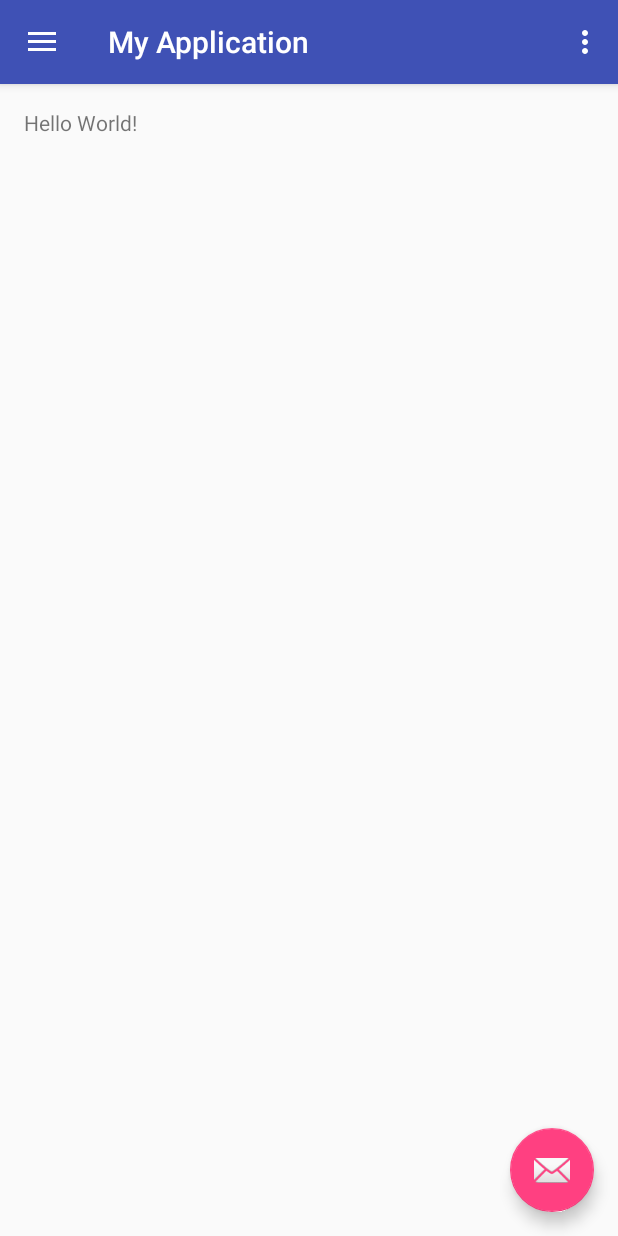
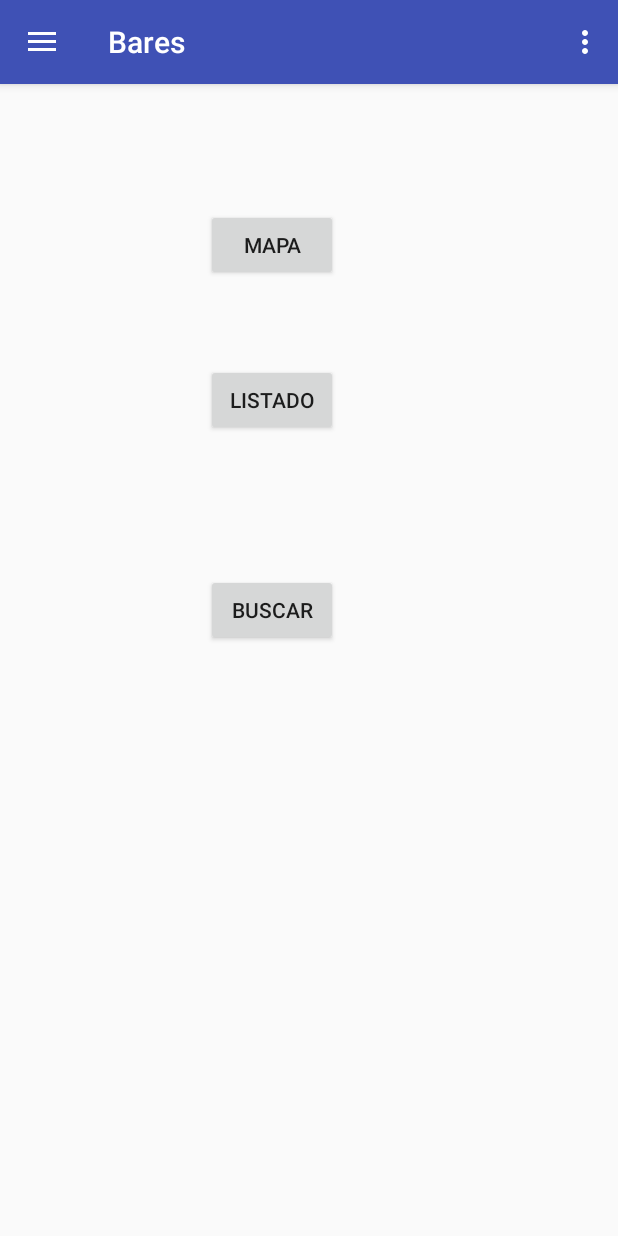
Before and after one commit to edgarguitian/Bares, an Android app: the screen it shows after launch (MainActivity), on a phone screen of 412 x 824 dp. Run offline under Robolectric (Android 15) with nearby library versions, the phone set to English and light mode, and no system bars; our stand-ins replace ButterKnife.

Commit message:
Botones en la pantalla principal

```diff
--- a/app/src/main/java/edgar/myapplication/MainActivity.java
+++ b/app/src/main/java/edgar/myapplication/MainActivity.java
@@ -1,5 +1,6 @@
 package edgar.myapplication;
 
+import android.graphics.Typeface;
 import android.os.Bundle;
 import android.support.design.widget.FloatingActionButton;
 import android.support.design.widget.Snackbar;
@@ -12,6 +13,11 @@ import android.support.v7.app.AppCompatActivity;
 import android.support.v7.widget.Toolbar;
 import android.view.Menu;
 import android.view.MenuItem;
+import android.view.ViewGroup;
+import android.widget.Button;
+import android.widget.TextView;
+
+import butterknife.ButterKnife;
 
 public class MainActivity extends AppCompatActivity
         implements NavigationView.OnNavigationItemSelectedListener {
@@ -23,24 +29,49 @@ public class MainActivity extends AppCompatActivity
         Toolbar toolbar = (Toolbar) findViewById(R.id.toolbar);
         setSupportActionBar(toolbar);
 
-        FloatingActionButton fab = (FloatingActionButton) findViewById(R.id.fab);
-        fab.setOnClickListener(new View.OnClickListener() {
-            @Override
-            public void onClick(View view) {
-                Snackbar.make(view, "Replace with your own action", Snackbar.LENGTH_LONG)
-                        .setAction("Action", null).show();
-            }
-        });
+//        FloatingActionButton fab = (FloatingActionButton) findViewById(R.id.fab);
+//        fab.setOnClickListener(new View.OnClickListener() {
+//            @Override
+//            public void onClick(View view) {
+//                Snackbar.make(view, "Replace with your own action", Snackbar.LENGTH_LONG)
+//                        .setAction("Action", null).show();
+//            }
+//        });
 
         DrawerLayout drawer = (DrawerLayout) findViewById(R.id.drawer_layout);
         ActionBarDrawerToggle toggle = new ActionBarDrawerToggle(
                 this, drawer, toolbar, R.string.navigation_drawer_open, R.string.navigation_drawer_close);
         drawer.setDrawerListener(toggle);
         toggle.syncState();
-
         NavigationView navigationView = (NavigationView) findViewById(R.id.nav_view);
         navigationView.setNavigationItemSelectedListener(this);
+        Button btn_map = (Button) findViewById(R.id.btn_map);
+        btn_map.setOnClickListener(new View.OnClickListener() {
+            @Override
+            public void onClick(View v) {
+
+            }
+        });
+
+        Button btn_list = (Button) findViewById(R.id.btn_list);
+        btn_list.setOnClickListener(new View.OnClickListener() {
+            @Override
+            public void onClick(View v) {
+
+            }
+        });
+
+        Button btn_search = (Button) findViewById(R.id.btn_search);
+        btn_search.setOnClickListener(new View.OnClickListener() {
+            @Override
+            public void onClick(View v) {
+
+            }
+        });
+
     }
+
+
 
     @Override
     public void onBackPressed() {
@@ -80,17 +111,12 @@ public class MainActivity extends AppCompatActivity
         // Handle navigation view item clicks here.
         int id = item.getItemId();
 
-        if (id == R.id.nav_camera) {
-            // Handle the camera action
-        } else if (id == R.id.nav_gallery) {
+        if (id == R.id.nav_idioma) {
 
-        } else if (id == R.id.nav_slideshow) {
 
-        } else if (id == R.id.nav_manage) {
+        } else if (id == R.id.nav_filtros) {
 
-        } else if (id == R.id.nav_share) {
-
-        } else if (id == R.id.nav_send) {
+        } else if (id == R.id.nav_usuario) {
 
         }
 
--- a/app/src/main/res/drawable/side_nav_bar.xml
+++ b/app/src/main/res/drawable/side_nav_bar.xml
@@ -2,8 +2,8 @@
     android:shape="rectangle">
     <gradient
         android:angle="135"
-        android:centerColor="#4CAF50"
-        android:endColor="#2E7D32"
+        android:centerColor="#013ADF"
+        android:endColor="#0B0B61"
         android:startColor="#81C784"
         android:type="linear" />
 </shape>
--- a/app/src/main/res/layout/app_bar_main.xml
+++ b/app/src/main/res/layout/app_bar_main.xml
@@ -23,12 +23,12 @@
 
     <include layout="@layout/content_main" />
 
-    <android.support.design.widget.FloatingActionButton
-        android:id="@+id/fab"
-        android:layout_width="wrap_content"
-        android:layout_height="wrap_content"
-        android:layout_gravity="bottom|end"
-        android:layout_margin="@dimen/fab_margin"
-        app:srcCompat="@android:drawable/ic_dialog_email" />
+    <!--<android.support.design.widget.FloatingActionButton-->
+        <!--android:id="@+id/fab"-->
+        <!--android:layout_width="wrap_content"-->
+        <!--android:layout_height="wrap_content"-->
+        <!--android:layout_gravity="bottom|end"-->
+        <!--android:layout_margin="@dimen/fab_margin"-->
+        <!--app:srcCompat="@android:drawable/ic_dialog_email" />-->
 
 </android.support.design.widget.CoordinatorLayout>
--- a/app/src/main/res/layout/content_main.xml
+++ b/app/src/main/res/layout/content_main.xml
@@ -13,8 +13,35 @@
     tools:context="edgar.myapplication.MainActivity"
     tools:showIn="@layout/app_bar_main">
 
-    <TextView
+    <Button
         android:layout_width="wrap_content"
         android:layout_height="wrap_content"
-        android:text="Hello World!" />
+        android:id="@+id/btn_map"
+        android:text="@string/mapa"
+        android:layout_alignParentTop="true"
+        android:layout_alignParentLeft="true"
+        android:layout_alignParentStart="true"
+        android:layout_marginLeft="121dp"
+        android:layout_marginStart="121dp"
+        android:layout_marginTop="67dp" />
+
+    <Button
+        android:layout_width="wrap_content"
+        android:layout_height="wrap_content"
+        android:id="@+id/btn_list"
+        android:text="@string/listado"
+        android:layout_marginTop="55dp"
+        android:layout_below="@+id/btn_map"
+        android:layout_alignLeft="@+id/btn_map"
+        android:layout_alignStart="@+id/btn_map" />
+
+    <Button
+        android:layout_width="wrap_content"
+        android:layout_height="wrap_content"
+        android:id="@+id/btn_search"
+        android:text="@string/search"
+        android:layout_below="@+id/btn_list"
+        android:layout_alignLeft="@+id/btn_list"
+        android:layout_alignStart="@+id/btn_list"
+        android:layout_marginTop="92dp" />
 </RelativeLayout>
--- a/app/src/main/res/layout/nav_header_main.xml
+++ b/app/src/main/res/layout/nav_header_main.xml
@@ -23,13 +23,7 @@
         android:layout_width="match_parent"
         android:layout_height="wrap_content"
         android:paddingTop="@dimen/nav_header_vertical_spacing"
-        android:text="Android Studio"
+        android:text="@string/textNavHeader"
         android:textAppearance="@style/TextAppearance.AppCompat.Body1" />
 
-    <TextView
-        android:id="@+id/textView"
-        android:layout_width="wrap_content"
-        android:layout_height="wrap_content"
-        android:text="android.studio@android.com" />
-
 </LinearLayout>
--- a/app/src/main/res/menu/activity_main_drawer.xml
+++ b/app/src/main/res/menu/activity_main_drawer.xml
@@ -1,36 +1,21 @@
 <?xml version="1.0" encoding="utf-8"?>
 <menu xmlns:android="http://schemas.android.com/apk/res/android">
 
-    <group android:checkableBehavior="single">
+    <group android:checkableBehavior="single"
+        >
         <item
-            android:id="@+id/nav_camera"
+            android:id="@+id/nav_idioma"
             android:icon="@drawable/ic_menu_camera"
-            android:title="Import" />
+            android:title="@string/idioma" />
         <item
-            android:id="@+id/nav_gallery"
+            android:id="@+id/nav_filtros"
             android:icon="@drawable/ic_menu_gallery"
-            android:title="Gallery" />
+            android:title="@string/filtros" />
         <item
-            android:id="@+id/nav_slideshow"
+            android:id="@+id/nav_usuario"
             android:icon="@drawable/ic_menu_slideshow"
-            android:title="Slideshow" />
-        <item
-            android:id="@+id/nav_manage"
-            android:icon="@drawable/ic_menu_manage"
-            android:title="Tools" />
+            android:title="@string/usuario" />
+
     </group>
 
-    <item android:title="Communicate">
-        <menu>
-            <item
-                android:id="@+id/nav_share"
-                android:icon="@drawable/ic_menu_share"
-                android:title="Share" />
-            <item
-                android:id="@+id/nav_send"
-                android:icon="@drawable/ic_menu_send"
-                android:title="Send" />
-        </menu>
-    </item>
-
 </menu>
--- a/app/src/main/res/values/strings.xml
+++ b/app/src/main/res/values/strings.xml
@@ -1,8 +1,16 @@
 <resources>
-    <string name="app_name">My Application</string>
+    <string name="app_name">Bares</string>
+    <string name="idioma">Idioma</string>
+    <string name="filtros">Filtros</string>
+    <string name="usuario">Usuario</string>
+    <string name="mapa">Mapa</string>
+    <string name="listado">Listado</string>
+
 
     <string name="navigation_drawer_open">Open navigation drawer</string>
     <string name="navigation_drawer_close">Close navigation drawer</string>
 
     <string name="action_settings">Settings</string>
+    <string name="textNavHeader">Aplicación Bares</string>
+    <string name="search">Buscar</string>
 </resources>
--- a/app/src/main/res/values/styles.xml
+++ b/app/src/main/res/values/styles.xml
@@ -7,6 +7,7 @@
         <item name="colorPrimaryDark">@color/colorPrimaryDark</item>
         <item name="colorAccent">@color/colorAccent</item>
     </style>
+
 
     <style name="AppTheme.NoActionBar">
         <item name="windowActionBar">false</item>
```
Also changed, not shown: app/src/main/assets/fonts/fontawesome-webfont.ttf (added).
